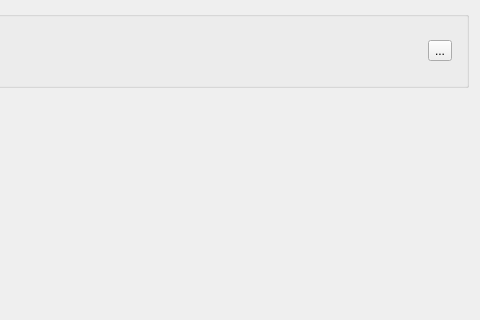
fhwhsa/netdisk, file client/mainpage.ui: the form before one commit; both pictures show x 356 to 836 and y 0 to 320 of the 836 by 470 pixel window.
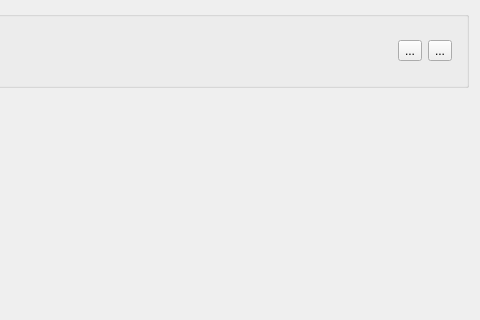
The form after the commit. Icons and pictures are not drawn.

Patch:
```diff
--- a/client/mainpage.ui
+++ b/client/mainpage.ui
@@ -87,6 +87,26 @@
             </property>
            </spacer>
           </item>
+          <item>
+           <widget class="QToolButton" name="tb_userInfo">
+            <property name="cursor">
+             <cursorShape>PointingHandCursor</cursorShape>
+            </property>
+            <property name="text">
+             <string>...</string>
+            </property>
+            <property name="icon">
+             <iconset resource="res.qrc">
+              <normaloff>:/img/res/img/userInfo.png</normaloff>:/img/res/img/userInfo.png</iconset>
+            </property>
+            <property name="iconSize">
+             <size>
+              <width>25</width>
+              <height>25</height>
+             </size>
+            </property>
+           </widget>
+          </item>
           <item>
            <widget class="QToolButton" name="tb_setting">
             <property name="cursor">
```
Left out of the diff: 3 changed lines with no effect on the pictures.
